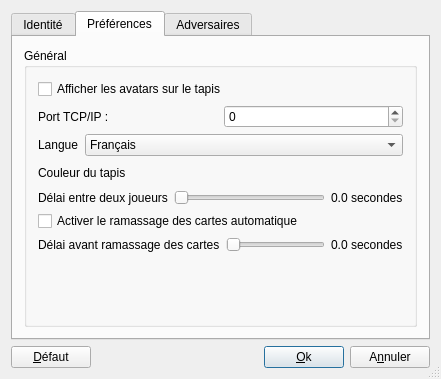
Old version of the form src/client/OptionsUI.ui in the repository belegar/tarotclub.
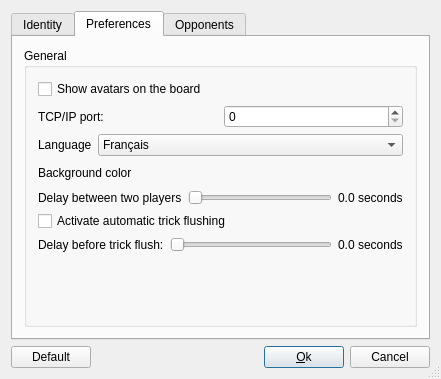
New version of the form. The open tabs and pages were chosen to show the change. Icons and pictures are not drawn.

The edit to the form file:
```diff
--- a/src/client/OptionsUI.ui
+++ b/src/client/OptionsUI.ui
@@ -30,7 +30,7 @@
      </property>
      <widget class="QWidget" name="tab_2">
       <attribute name="title">
-       <string>Identité</string>
+       <string>Identity</string>
       </attribute>
       <layout class="QGridLayout" name="gridLayout_5">
        <item row="0" column="0">
@@ -313,19 +313,19 @@
      </widget>
      <widget class="QWidget" name="tab">
       <attribute name="title">
-       <string>Préférences</string>
+       <string>Preferences</string>
       </attribute>
       <layout class="QGridLayout" name="gridLayout_2">
        <item row="1" column="0">
         <widget class="QGroupBox" name="groupBox_10">
          <property name="title">
-          <string>Général</string>
+          <string>General</string>
          </property>
          <layout class="QVBoxLayout" name="verticalLayout">
           <item>
            <widget class="QCheckBox" name="afficheAvatars">
             <property name="text">
-             <string>Afficher les avatars sur le tapis</string>
+             <string>Show avatars on the board</string>
             </property>
            </widget>
           </item>
@@ -349,7 +349,7 @@
             <item>
              <widget class="QLabel" name="TextLabel1_3">
               <property name="text">
-               <string>Port TCP/IP :</string>
+               <string>TCP/IP port:</string>
               </property>
              </widget>
             </item>
@@ -388,7 +388,7 @@
                </sizepolicy>
               </property>
               <property name="text">
-               <string>Langue</string>
+               <string>Language</string>
               </property>
              </widget>
             </item>
@@ -425,7 +425,7 @@
             <item>
              <widget class="QLabel" name="label">
               <property name="text">
-               <string>Couleur du tapis</string>
+               <string>Background color</string>
               </property>
              </widget>
             </item>
@@ -459,7 +459,7 @@
             <item>
              <widget class="QLabel" name="TextLabel1">
               <property name="text">
-               <string>Délai entre deux joueurs</string>
+               <string>Delay between two players</string>
               </property>
              </widget>
             </item>
@@ -482,7 +482,7 @@
             <item>
              <widget class="QLabel" name="temps1">
               <property name="text">
-               <string>0.0 secondes</string>
+               <string>0.0 seconds</string>
               </property>
               <property name="scaledContents">
                <bool>false</bool>
@@ -497,7 +497,7 @@
           <item>
            <widget class="QCheckBox" name="clic">
             <property name="text">
-             <string>Activer le ramassage des cartes automatique</string>
+             <string>Activate automatic trick flushing</string>
             </property>
            </widget>
           </item>
@@ -506,7 +506,7 @@
             <item>
              <widget class="QLabel" name="label2">
               <property name="text">
-               <string>Délai avant ramassage des cartes</string>
+               <string>Delay before trick flush:</string>
               </property>
              </widget>
             </item>
@@ -529,7 +529,7 @@
             <item>
              <widget class="QLabel" name="temps2">
               <property name="text">
-               <string>0.0 secondes</string>
+               <string>0.0 seconds</string>
               </property>
              </widget>
             </item>
@@ -555,7 +555,7 @@
      </widget>
      <widget class="QWidget" name="tab_5">
       <attribute name="title">
-       <string>Adversaires</string>
+       <string>Opponents</string>
       </attribute>
       <layout class="QGridLayout" name="gridLayout_3">
        <item row="0" column="0">
@@ -1062,7 +1062,7 @@
      <item>
       <widget class="QPushButton" name="btnDefaut">
        <property name="text">
-        <string>&amp;Défaut</string>
+        <string>Default</string>
        </property>
       </widget>
      </item>
@@ -1101,7 +1101,7 @@
      <item>
       <widget class="QPushButton" name="btnAnnuler">
        <property name="text">
-        <string>A&amp;nnuler</string>
+        <string>Cancel</string>
        </property>
        <property name="autoDefault">
         <bool>true</bool>
```
Left out of the diff: 32 changed lines with no effect on the pictures.
